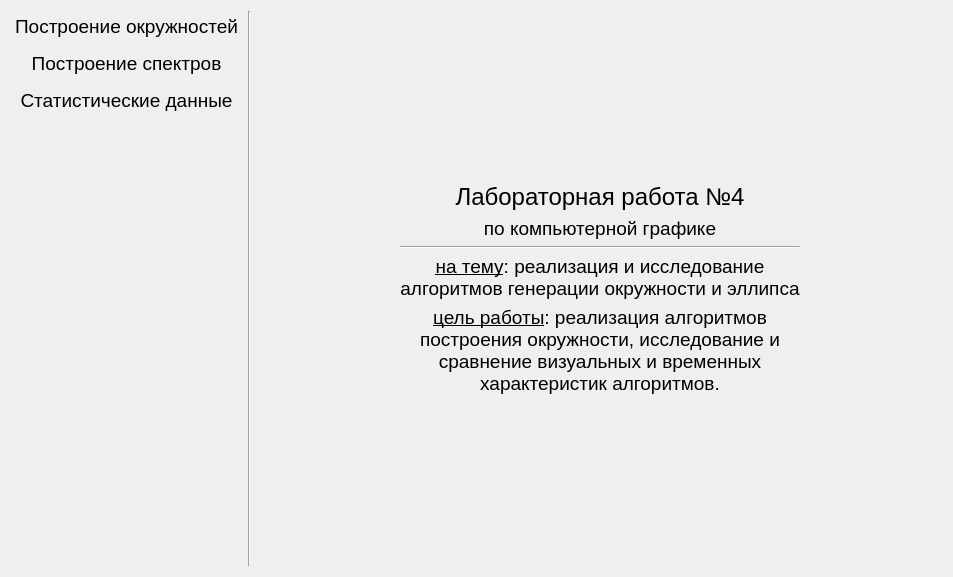
RullDeef/cg-lab, file lab_4/src/ui/mainwindow.ui: the form before one commit.
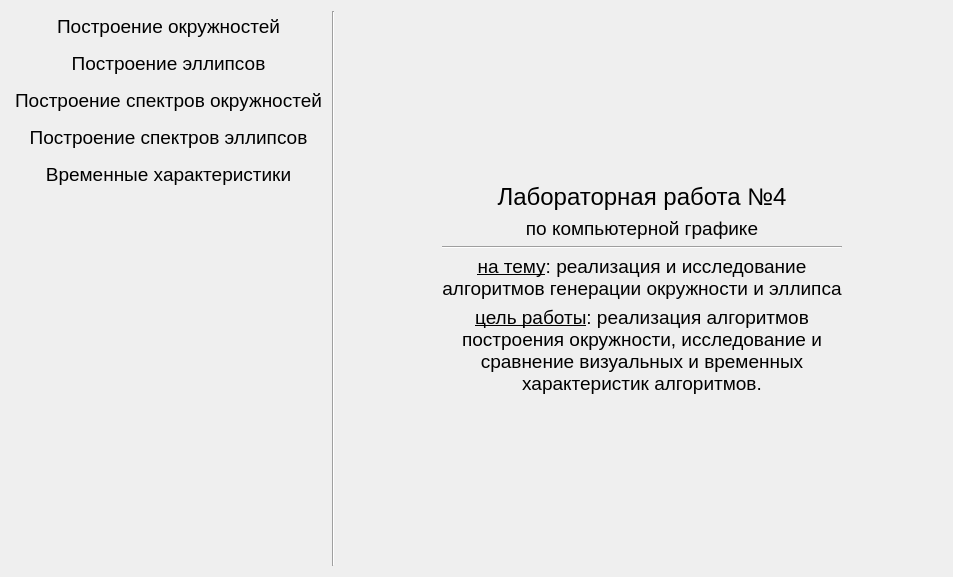
The form after the commit.

Commit message: add circles support

```diff
--- a/lab_4/src/ui/mainwindow.ui
+++ b/lab_4/src/ui/mainwindow.ui
@@ -25,7 +25,7 @@
     <item row="0" column="0">
      <layout class="QVBoxLayout" name="verticalLayout">
       <item>
-       <widget class="QPushButton" name="ellipseButton">
+       <widget class="QPushButton" name="circleButton">
         <property name="font">
          <font>
           <pointsize>14</pointsize>
@@ -46,14 +46,56 @@
        </widget>
       </item>
       <item>
-       <widget class="QPushButton" name="spectrumButton">
+       <widget class="QPushButton" name="ellipseButton">
         <property name="font">
          <font>
           <pointsize>14</pointsize>
          </font>
         </property>
         <property name="text">
-         <string>Построение спектров</string>
+         <string>Построение эллипсов</string>
+        </property>
+        <property name="autoDefault">
+         <bool>false</bool>
+        </property>
+        <property name="default">
+         <bool>false</bool>
+        </property>
+        <property name="flat">
+         <bool>true</bool>
+        </property>
+       </widget>
+      </item>
+      <item>
+       <widget class="QPushButton" name="spectrumCircleButton">
+        <property name="font">
+         <font>
+          <pointsize>14</pointsize>
+         </font>
+        </property>
+        <property name="text">
+         <string>Построение спектров окружностей</string>
+        </property>
+        <property name="autoDefault">
+         <bool>false</bool>
+        </property>
+        <property name="default">
+         <bool>false</bool>
+        </property>
+        <property name="flat">
+         <bool>true</bool>
+        </property>
+       </widget>
+      </item>
+      <item>
+       <widget class="QPushButton" name="spectrumEllipseButton">
+        <property name="font">
+         <font>
+          <pointsize>14</pointsize>
+         </font>
+        </property>
+        <property name="text">
+         <string>Построение спектров эллипсов</string>
         </property>
         <property name="autoDefault">
          <bool>false</bool>
@@ -74,7 +116,7 @@
          </font>
         </property>
         <property name="text">
-         <string>Статистические данные</string>
+         <string>Временные характеристики</string>
         </property>
         <property name="autoDefault">
          <bool>false</bool>
```
The commit also changes 14 other files.
